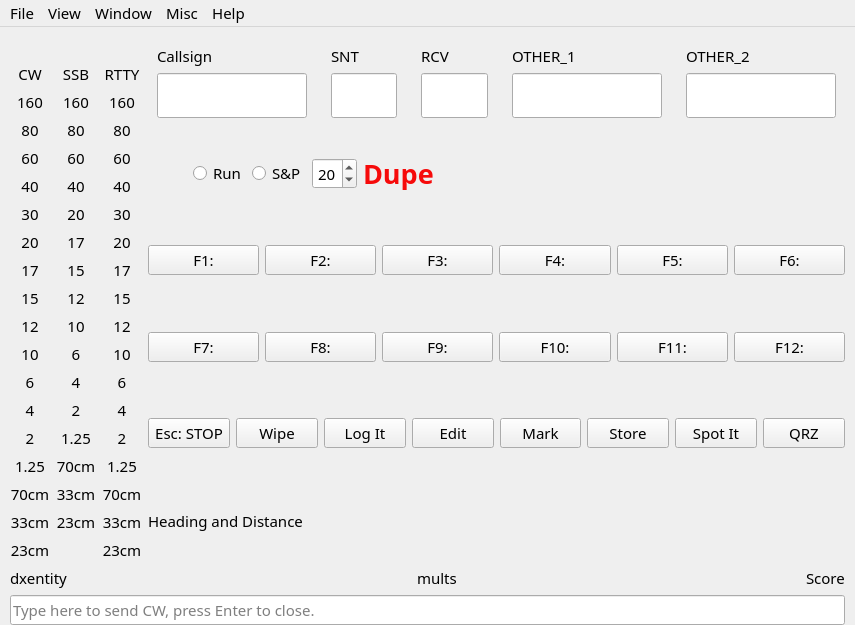
Above: not1mm/data/main.ui from mbridak/not1mm before the change. Below: the same form after it.
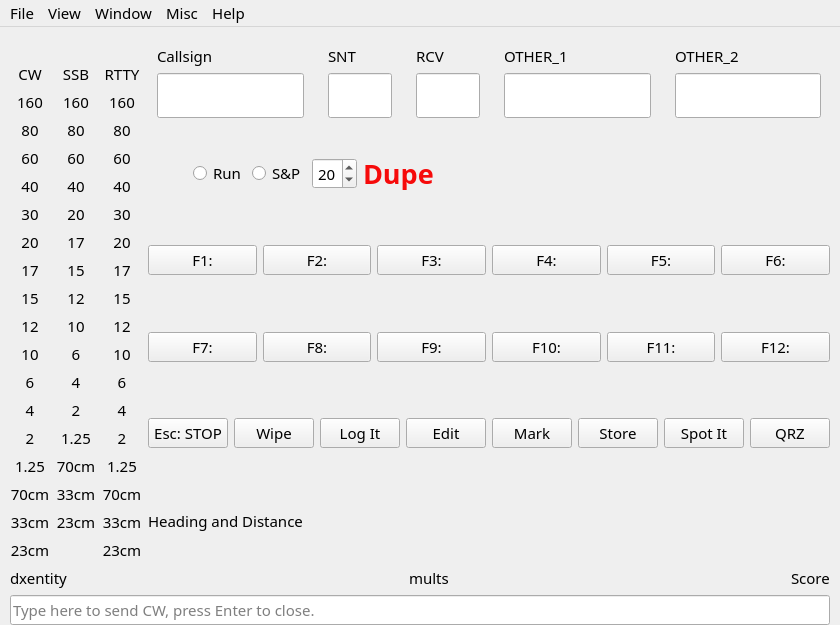
That is the form after the change. Icons and pictures are not drawn.

What changed in the file:
```diff
--- a/not1mm/data/main.ui
+++ b/not1mm/data/main.ui
@@ -9,8 +9,8 @@
    <rect>
     <x>0</x>
     <y>0</y>
-    <width>855</width>
-    <height>465</height>
+    <width>785</width>
+    <height>268</height>
    </rect>
   </property>
   <property name="sizePolicy">
```
